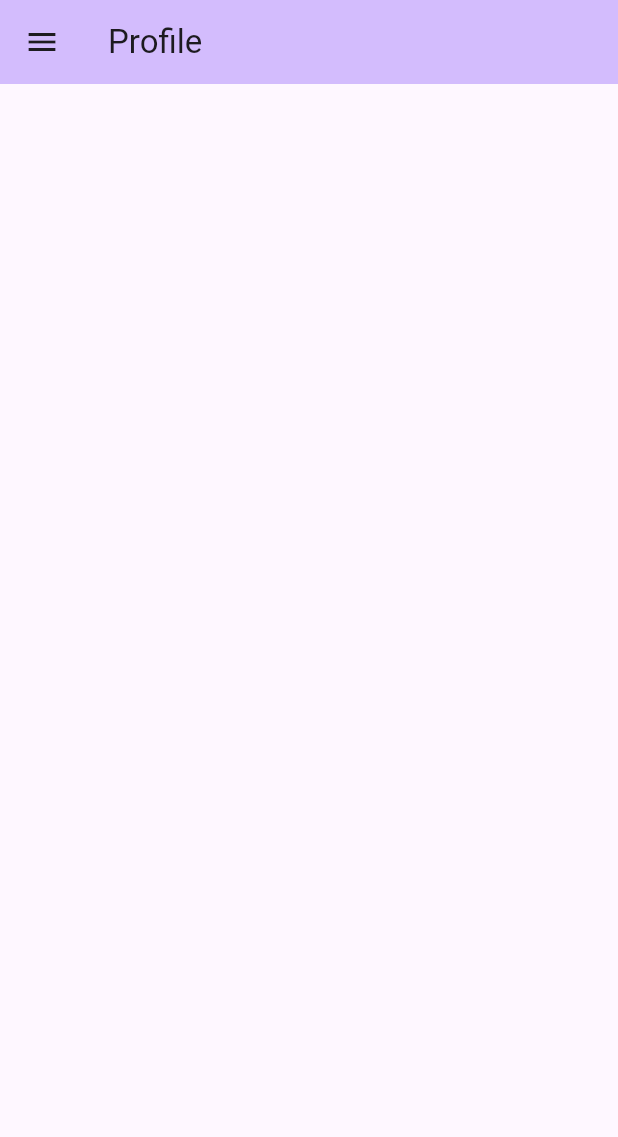
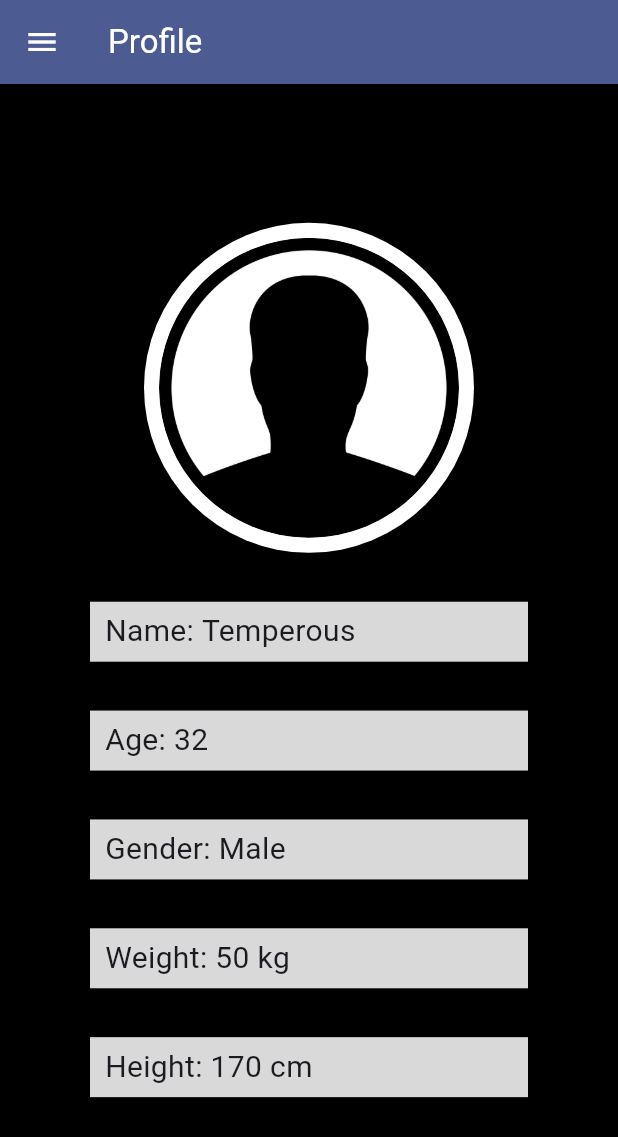
Before and after one commit to bnguye11/CalCount, a Flutter app: the Settings screen opened directly, on a phone screen of 412 x 824 dp. Shown: the top 1137 px of the screen. Run offline on Flutter 3.47's test engine with Material 3 defaults, Android fonts, the phone set to English and light mode, and no system bars; our stand-ins replace sliding_up_panel, sqflite; missing offline and left inert: dart:ffi; accounts and stored records are empty.

Commit message:
Changed theme, profile populated
Profile is populated with temp data.
Database created to store the user data, but no way to input them at the moment.

```diff
--- a/lib/panel.dart
+++ b/lib/panel.dart
@@ -106,7 +106,7 @@ class _PanelState extends State<Panel> {
               value: selectedFood,
               icon: Icon(Icons.arrow_downward),
               iconSize: 24,
-              style: TextStyle(color: Colors.purple[700]),
+              style: TextStyle(color: const Color.fromARGB(255, 8, 6, 8)),
               underline: Container(
                 height: 2,
                 color: Colors.purple[700],
--- a/lib/settings.dart
+++ b/lib/settings.dart
@@ -1,7 +1,10 @@
+// ignore_for_file: prefer_const_constructors, prefer_const_literals_to_create_immutables
+
 import 'package:flutter/material.dart';
 
 import 'package:calcount/main.dart';
 import 'package:calcount/favourites.dart';
+import 'package:flutter/widgets.dart';
 
 class Settings extends StatelessWidget{
   const Settings({super.key});
@@ -10,20 +13,33 @@ class Settings extends StatelessWidget{
   Widget build(BuildContext context){
     return Scaffold(
       appBar: AppBar(
-        backgroundColor: Theme.of(context).colorScheme.inversePrimary,
-        title: Text("Profile"),
+        iconTheme: IconThemeData(color: Colors.white),
+        backgroundColor: Theme.of(context).primaryColor,
+        title: Text(
+          "Profile",
+          style: TextStyle(color: Colors.white),
+        ),
       ),
       drawer: Drawer(
+        child: Container(
+          color: Color.fromARGB(200, 0, 0, 0),
           child: ListView(
             padding: EdgeInsets.zero,
             children: [
               const DrawerHeader(
                 decoration: BoxDecoration(
-                color: Colors.blue,
+                  color: Color.fromARGB(255, 59, 113, 254),
                 ),
-              child: Text('Cal Counter'),
+                child: Text(
+                  'Cal Counter',
+                  style: TextStyle(
+                    color: Colors.white,
+                    fontSize: 50,
+                  ),
+                ),
               ),
               ListTile(
+                textColor: Colors.white,
                 title: const Text('Home'),
                 onTap: () {
                   Navigator.push(
@@ -33,6 +49,7 @@ class Settings extends StatelessWidget{
                 },
               ),
               ListTile(
+                textColor: Colors.white,
                 title: const Text('Favourites'),
                 onTap: () {
                   //temp remove for now
@@ -44,16 +61,91 @@ class Settings extends StatelessWidget{
                 },
               ),
               ListTile(
+                textColor: Colors.white,
                 title: const Text('Profile'),
                 onTap: () {
-                Navigator.push(
-                  context,
-                  MaterialPageRoute(builder: (context) => const Settings()),
-                );
+                  Navigator.pop(context);
                 },
               ),
             ],
+          ),
         )
+      ),
+      body: Center(
+        child:
+        Container(
+          padding: EdgeInsets.all(60),
+          child: Column(
+            mainAxisAlignment: MainAxisAlignment.spaceEvenly,
+            children: [
+              Container(
+                padding: EdgeInsets.all(10),
+                decoration: BoxDecoration(color: Colors.white, shape: BoxShape.circle),
+                child: ClipOval(
+                  child: SizedBox.fromSize(
+                    size: Size.fromRadius(100),
+                    child: Image(image: AssetImage('assets/images/profile.png')),
+                  ),
+                ),
+              ),
+              Container(
+                height: 40,
+                padding: EdgeInsets.fromLTRB(10, 0, 0, 0),
+                color: Color.fromARGB(255, 217, 217, 217),
+                child: Row(
+                  children: [
+                    Text("Name: ", style: TextStyle(fontSize: 20),),
+                    Text("Temperous", style: TextStyle(fontSize: 20),),
+                  ],
+                ),
+              ),
+              Container(
+                height: 40,
+                padding: EdgeInsets.fromLTRB(10, 0, 0, 0),
+                color: Color.fromARGB(255, 217, 217, 217),
+                child: Row(
+                  children: [
+                    Text("Age: ", style: TextStyle(fontSize: 20),),
+                    Text("32", style: TextStyle(fontSize: 20),),
+                  ],
+                ),
+              ),
+              Container(
+                height: 40,
+                padding: EdgeInsets.fromLTRB(10, 0, 0, 0),
+                color: Color.fromARGB(255, 217, 217, 217),
+                child: Row(
+                  children: [
+                    Text("Gender: ", style: TextStyle(fontSize: 20),),
+                    Text("Male", style: TextStyle(fontSize: 20),),
+                  ],
+                ),
+              ),
+              Container(
+                height: 40,
+                padding: EdgeInsets.fromLTRB(10, 0, 0, 0),
+                color: Color.fromARGB(255, 217, 217, 217),
+                child: Row(
+                  children: [
+                    Text("Weight: ", style: TextStyle(fontSize: 20),),
+                    Text("50 kg", style: TextStyle(fontSize: 20),),
+                  ],
+                ),
+              ),
+              Container(
+                height: 40,
+                padding: EdgeInsets.fromLTRB(10, 0, 0, 0),
+                color: Color.fromARGB(255, 217, 217, 217),
+                child: Row(
+                  children: [
+                    Text("Height: ", style: TextStyle(fontSize: 20),),
+                    Text("170 cm", style: TextStyle(fontSize: 20),),
+                  ],
+                ),
+              ),
+            ],
+          ),
+        ),
       ),
     );
   }
```
Also changed, not shown: lib/favourites.dart (+20 -5 lines), lib/main.dart (+47 -25 lines), pubspec.yaml (+3 -4 lines), assets/images/profile.png (added). Lines whose indentation alone changed are shown as unchanged.
